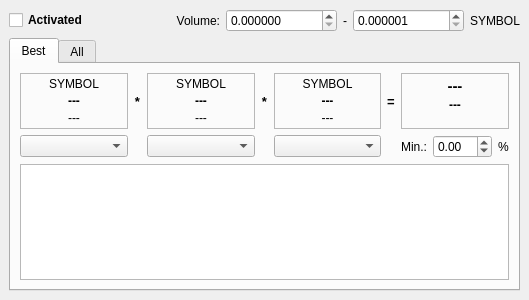
The window that sources/Strategies/TriangularArbitrage/StrategyWindow.ui (alimogh/trdk) describes before a commit, drawn with Qt 5.
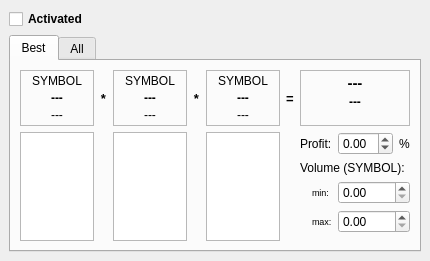
The same window after the commit.

Commit message: Triangular Arbitrage Strategy allows to set several exchanges (was - only one) for each leg.

Diff of the .ui file:
```diff
--- a/sources/Strategies/TriangularArbitrage/StrategyWindow.ui
+++ b/sources/Strategies/TriangularArbitrage/StrategyWindow.ui
@@ -7,8 +7,8 @@
    <rect>
     <x>0</x>
     <y>0</y>
-    <width>529</width>
-    <height>300</height>
+    <width>430</width>
+    <height>252</height>
    </rect>
   </property>
   <property name="windowTitle">
@@ -44,63 +44,6 @@
         </property>
        </spacer>
       </item>
-      <item>
-       <layout class="QHBoxLayout" name="horizontalLayout_2">
-        <item>
-         <widget class="QLabel" name="maxVolumeLabel">
-          <property name="text">
-           <string>Volume:</string>
-          </property>
-          <property name="alignment">
-           <set>Qt::AlignRight|Qt::AlignTrailing|Qt::AlignVCenter</set>
-          </property>
-         </widget>
-        </item>
-        <item>
-         <widget class="QDoubleSpinBox" name="minVolume">
-          <property name="decimals">
-           <number>6</number>
-          </property>
-          <property name="minimum">
-           <double>0.000000000000000</double>
-          </property>
-          <property name="maximum">
-           <double>100000000.000000000000000</double>
-          </property>
-         </widget>
-        </item>
-        <item>
-         <widget class="QLabel" name="label">
-          <property name="text">
-           <string>-</string>
-          </property>
-          <property name="alignment">
-           <set>Qt::AlignCenter</set>
-          </property>
-         </widget>
-        </item>
-        <item>
-         <widget class="QDoubleSpinBox" name="maxVolume">
-          <property name="decimals">
-           <number>6</number>
-          </property>
-          <property name="minimum">
-           <double>0.000001000000000</double>
-          </property>
-          <property name="maximum">
-           <double>100000000.000000000000000</double>
-          </property>
-         </widget>
-        </item>
-        <item>
-         <widget class="QLabel" name="volumeSymbol">
-          <property name="text">
-           <string notr="true">SYMBOL</string>
-          </property>
-         </widget>
-        </item>
-       </layout>
-      </item>
      </layout>
     </item>
     <item>
@@ -112,27 +55,215 @@
        <attribute name="title">
         <string>Best</string>
        </attribute>
-       <layout class="QVBoxLayout" name="verticalLayout_5">
+       <layout class="QGridLayout" name="_6" columnstretch="1,0,1,0,1,0,1">
+        <item row="0" column="0" rowspan="2">
+         <widget class="QFrame" name="leg1Frame">
+          <property name="frameShape">
+           <enum>QFrame::StyledPanel</enum>
+          </property>
+          <property name="frameShadow">
+           <enum>QFrame::Raised</enum>
+          </property>
+          <layout class="QVBoxLayout" name="_2">
+           <property name="spacing">
+            <number>3</number>
+           </property>
+           <property name="leftMargin">
+            <number>3</number>
+           </property>
+           <property name="topMargin">
+            <number>3</number>
+           </property>
+           <property name="rightMargin">
+            <number>3</number>
+           </property>
+           <property name="bottomMargin">
+            <number>3</number>
+           </property>
         <item>
-         <layout class="QGridLayout" name="gridLayout" columnstretch="1,0,1,0,1,0,1">
-          <item row="0" column="1">
-           <widget class="QLabel" name="label_9">
+            <widget class="QLabel" name="leg1Symbol">
+             <property name="text">
+              <string notr="true">SYMBOL</string>
+             </property>
+             <property name="alignment">
+              <set>Qt::AlignCenter</set>
+             </property>
+            </widget>
+           </item>
+           <item>
+            <widget class="QLabel" name="leg1BestPrice">
             <property name="font">
              <font>
-              <pointsize>10</pointsize>
+               <pointsize>9</pointsize>
               <weight>75</weight>
               <bold>true</bold>
              </font>
             </property>
             <property name="text">
-             <string notr="true">*</string>
+              <string notr="true">---</string>
             </property>
             <property name="alignment">
              <set>Qt::AlignCenter</set>
             </property>
            </widget>
           </item>
-          <item row="0" column="6">
+           <item>
+            <widget class="QLabel" name="leg1BestExchange">
+             <property name="font">
+              <font>
+               <pointsize>9</pointsize>
+              </font>
+             </property>
+             <property name="text">
+              <string notr="true">---</string>
+             </property>
+             <property name="alignment">
+              <set>Qt::AlignCenter</set>
+             </property>
+            </widget>
+           </item>
+          </layout>
+         </widget>
+        </item>
+        <item row="0" column="2" rowspan="2">
+         <widget class="QFrame" name="leg2Frame">
+          <property name="frameShape">
+           <enum>QFrame::StyledPanel</enum>
+          </property>
+          <property name="frameShadow">
+           <enum>QFrame::Raised</enum>
+          </property>
+          <layout class="QVBoxLayout" name="_3">
+           <property name="spacing">
+            <number>3</number>
+           </property>
+           <property name="leftMargin">
+            <number>3</number>
+           </property>
+           <property name="topMargin">
+            <number>3</number>
+           </property>
+           <property name="rightMargin">
+            <number>3</number>
+           </property>
+           <property name="bottomMargin">
+            <number>3</number>
+           </property>
+           <item>
+            <widget class="QLabel" name="leg2Symbol">
+             <property name="text">
+              <string notr="true">SYMBOL</string>
+             </property>
+             <property name="alignment">
+              <set>Qt::AlignCenter</set>
+             </property>
+            </widget>
+           </item>
+           <item>
+            <widget class="QLabel" name="leg2BestPrice">
+             <property name="font">
+              <font>
+               <pointsize>9</pointsize>
+               <weight>75</weight>
+               <bold>true</bold>
+              </font>
+             </property>
+             <property name="text">
+              <string notr="true">---</string>
+             </property>
+             <property name="alignment">
+              <set>Qt::AlignCenter</set>
+             </property>
+            </widget>
+           </item>
+           <item>
+            <widget class="QLabel" name="leg2BestExchange">
+             <property name="font">
+              <font>
+               <pointsize>9</pointsize>
+              </font>
+             </property>
+             <property name="text">
+              <string notr="true">---</string>
+             </property>
+             <property name="alignment">
+              <set>Qt::AlignCenter</set>
+             </property>
+            </widget>
+           </item>
+          </layout>
+         </widget>
+        </item>
+        <item row="0" column="4" rowspan="2">
+         <widget class="QFrame" name="leg3Frame">
+          <property name="frameShape">
+           <enum>QFrame::StyledPanel</enum>
+          </property>
+          <property name="frameShadow">
+           <enum>QFrame::Raised</enum>
+          </property>
+          <layout class="QVBoxLayout" name="_4">
+           <property name="spacing">
+            <number>3</number>
+           </property>
+           <property name="leftMargin">
+            <number>3</number>
+           </property>
+           <property name="topMargin">
+            <number>3</number>
+           </property>
+           <property name="rightMargin">
+            <number>3</number>
+           </property>
+           <property name="bottomMargin">
+            <number>3</number>
+           </property>
+           <item>
+            <widget class="QLabel" name="leg3Symbol">
+             <property name="text">
+              <string notr="true">SYMBOL</string>
+             </property>
+             <property name="alignment">
+              <set>Qt::AlignCenter</set>
+             </property>
+            </widget>
+           </item>
+           <item>
+            <widget class="QLabel" name="leg3BestPrice">
+             <property name="font">
+              <font>
+               <pointsize>9</pointsize>
+               <weight>75</weight>
+               <bold>true</bold>
+              </font>
+             </property>
+             <property name="text">
+              <string notr="true">---</string>
+             </property>
+             <property name="alignment">
+              <set>Qt::AlignCenter</set>
+             </property>
+            </widget>
+           </item>
+           <item>
+            <widget class="QLabel" name="leg3BestExchange">
+             <property name="font">
+              <font>
+               <pointsize>9</pointsize>
+              </font>
+             </property>
+             <property name="text">
+              <string notr="true">---</string>
+             </property>
+             <property name="alignment">
+              <set>Qt::AlignCenter</set>
+             </property>
+            </widget>
+           </item>
+          </layout>
+         </widget>
+        </item>
+        <item row="0" column="6" rowspan="2">
            <widget class="QFrame" name="operationResultFrame">
             <property name="frameShape">
              <enum>QFrame::StyledPanel</enum>
@@ -207,126 +338,40 @@
             </layout>
            </widget>
           </item>
-          <item row="1" column="2">
-           <widget class="QComboBox" name="middleExchange">
-            <property name="sizeAdjustPolicy">
-             <enum>QComboBox::AdjustToContents</enum>
+        <item row="2" column="6">
+         <layout class="QGridLayout" name="gridLayout" columnstretch="0,0,0,0">
+          <item row="2" column="1">
+           <widget class="QLabel" name="label_2">
+            <property name="font">
+             <font>
+              <pointsize>7</pointsize>
+             </font>
+            </property>
+            <property name="text">
+             <string>min:</string>
             </property>
            </widget>
           </item>
-          <item row="1" column="4">
-           <widget class="QComboBox" name="finishExchange">
-            <property name="sizeAdjustPolicy">
-             <enum>QComboBox::AdjustToContents</enum>
+          <item row="4" column="1">
+           <widget class="QLabel" name="label">
+            <property name="font">
+             <font>
+              <pointsize>7</pointsize>
+             </font>
+            </property>
+            <property name="text">
+             <string>max:</string>
             </property>
            </widget>
           </item>
           <item row="0" column="3">
-           <widget class="QLabel" name="label_10">
-            <property name="font">
-             <font>
-              <pointsize>10</pointsize>
-              <weight>75</weight>
-              <bold>true</bold>
-             </font>
-            </property>
+           <widget class="QLabel" name="minProfitUnitsLabel">
             <property name="text">
-             <string notr="true">*</string>
-            </property>
-            <property name="alignment">
-             <set>Qt::AlignCenter</set>
+             <string>%</string>
             </property>
            </widget>
           </item>
           <item row="0" column="2">
-           <widget class="QFrame" name="leg2Frame">
-            <property name="frameShape">
-             <enum>QFrame::StyledPanel</enum>
-            </property>
-            <property name="frameShadow">
-             <enum>QFrame::Raised</enum>
-            </property>
-            <layout class="QVBoxLayout" name="_3">
-             <property name="spacing">
-              <number>3</number>
-             </property>
-             <property name="leftMargin">
-              <number>3</number>
-             </property>
-             <property name="topMargin">
-              <number>3</number>
-             </property>
-             <property name="rightMargin">
-              <number>3</number>
-             </property>
-             <property name="bottomMargin">
-              <number>3</number>
-             </property>
-             <item>
-              <widget class="QLabel" name="leg2Symbol">
-               <property name="text">
-                <string notr="true">SYMBOL</string>
-               </property>
-               <property name="alignment">
-                <set>Qt::AlignCenter</set>
-               </property>
-              </widget>
-             </item>
-             <item>
-              <widget class="QLabel" name="leg2BestPrice">
-               <property name="font">
-                <font>
-                 <pointsize>9</pointsize>
-                 <weight>75</weight>
-                 <bold>true</bold>
-                </font>
-               </property>
-               <property name="text">
-                <string notr="true">---</string>
-               </property>
-               <property name="alignment">
-                <set>Qt::AlignCenter</set>
-               </property>
-              </widget>
-             </item>
-             <item>
-              <widget class="QLabel" name="leg2BestExchange">
-               <property name="font">
-                <font>
-                 <pointsize>9</pointsize>
-                </font>
-               </property>
-               <property name="text">
-                <string notr="true">---</string>
-               </property>
-               <property name="alignment">
-                <set>Qt::AlignCenter</set>
-               </property>
-              </widget>
-             </item>
-            </layout>
-           </widget>
-          </item>
-          <item row="1" column="0">
-           <widget class="QComboBox" name="startExchange">
-            <property name="sizeAdjustPolicy">
-             <enum>QComboBox::AdjustToContents</enum>
-            </property>
-           </widget>
-          </item>
-          <item row="1" column="6">
-           <layout class="QHBoxLayout" name="horizontalLayout" stretch="0,1,0">
-            <item>
-             <widget class="QLabel" name="minProfitLabel">
-              <property name="text">
-               <string>Min.:</string>
-              </property>
-              <property name="alignment">
-               <set>Qt::AlignRight|Qt::AlignTrailing|Qt::AlignVCenter</set>
-              </property>
-             </widget>
-            </item>
-            <item>
              <widget class="QDoubleSpinBox" name="minProfit">
               <property name="minimum">
                <double>-5.000000000000000</double>
@@ -339,85 +384,62 @@
               </property>
              </widget>
             </item>
-            <item>
-             <widget class="QLabel" name="minProfitUnitsLabel">
+          <item row="0" column="0" colspan="2">
+           <widget class="QLabel" name="minProfitLabel">
               <property name="text">
-               <string>%</string>
+             <string>Profit:</string>
               </property>
              </widget>
             </item>
-           </layout>
-          </item>
-          <item row="0" column="4">
-           <widget class="QFrame" name="leg3Frame">
-            <property name="frameShape">
-             <enum>QFrame::StyledPanel</enum>
-            </property>
-            <property name="frameShadow">
-             <enum>QFrame::Raised</enum>
-            </property>
-            <layout class="QVBoxLayout" name="_4">
-             <property name="spacing">
-              <number>3</number>
-             </property>
-             <property name="leftMargin">
-              <number>3</number>
-             </property>
-             <property name="topMargin">
-              <number>3</number>
-             </property>
-             <property name="rightMargin">
-              <number>3</number>
-             </property>
-             <property name="bottomMargin">
-              <number>3</number>
-             </property>
-             <item>
-              <widget class="QLabel" name="leg3Symbol">
+          <item row="1" column="0" colspan="4">
+           <widget class="QLabel" name="volumeSymbol">
                <property name="text">
-                <string notr="true">SYMBOL</string>
-               </property>
-               <property name="alignment">
-                <set>Qt::AlignCenter</set>
-               </property>
-              </widget>
-             </item>
-             <item>
-              <widget class="QLabel" name="leg3BestPrice">
-               <property name="font">
-                <font>
-                 <pointsize>9</pointsize>
-                 <weight>75</weight>
-                 <bold>true</bold>
-                </font>
-               </property>
-               <property name="text">
-                <string notr="true">---</string>
-               </property>
-               <property name="alignment">
-                <set>Qt::AlignCenter</set>
+             <string notr="true">Volume (SYMBOL):</string>
+            </property>
+           </widget>
+          </item>
+          <item row="2" column="2" colspan="2">
+           <widget class="QDoubleSpinBox" name="minVolume">
+            <property name="decimals">
+             <number>2</number>
+            </property>
+            <property name="minimum">
+             <double>0.000000000000000</double>
+            </property>
+            <property name="maximum">
+             <double>1000.000000000000000</double>
                </property>
               </widget>
              </item>
-             <item>
-              <widget class="QLabel" name="leg3BestExchange">
-               <property name="font">
-                <font>
-                 <pointsize>9</pointsize>
-                </font>
-               </property>
-               <property name="text">
-                <string notr="true">---</string>
-               </property>
-               <property name="alignment">
-                <set>Qt::AlignCenter</set>
+          <item row="4" column="2" colspan="2">
+           <widget class="QDoubleSpinBox" name="maxVolume">
+            <property name="decimals">
+             <number>2</number>
+            </property>
+            <property name="minimum">
+             <double>0.000000000000000</double>
+            </property>
+            <property name="maximum">
+             <double>1000.000000000000000</double>
                </property>
               </widget>
              </item>
             </layout>
-           </widget>
-          </item>
-          <item row="0" column="5">
+        </item>
+        <item row="3" column="6">
+         <spacer name="verticalSpacer">
+          <property name="orientation">
+           <enum>Qt::Vertical</enum>
+          </property>
+          <property name="sizeHint" stdset="0">
+           <size>
+            <width>20</width>
+            <height>45</height>
+           </size>
+          </property>
+         </spacer>
+        </item>
+        <item row="0" column="5" rowspan="2">
            <widget class="QLabel" name="label_11">
             <property name="font">
              <font>
@@ -434,89 +456,73 @@
             </property>
            </widget>
           </item>
-          <item row="0" column="0">
-           <widget class="QFrame" name="leg1Frame">
-            <property name="frameShape">
-             <enum>QFrame::StyledPanel</enum>
-            </property>
-            <property name="frameShadow">
-             <enum>QFrame::Raised</enum>
-            </property>
-            <layout class="QVBoxLayout" name="_2">
-             <property name="spacing">
-              <number>3</number>
-             </property>
-             <property name="leftMargin">
-              <number>3</number>
-             </property>
-             <property name="topMargin">
-              <number>3</number>
-             </property>
-             <property name="rightMargin">
-              <number>3</number>
-             </property>
-             <property name="bottomMargin">
-              <number>3</number>
-             </property>
-             <item>
-              <widget class="QLabel" name="leg1Symbol">
+        <item row="0" column="3" rowspan="2">
+         <widget class="QLabel" name="label_10">
+          <property name="font">
+           <font>
+            <pointsize>10</pointsize>
+            <weight>75</weight>
+            <bold>true</bold>
+           </font>
+          </property>
                <property name="text">
-                <string notr="true">SYMBOL</string>
+           <string notr="true">*</string>
                </property>
                <property name="alignment">
                 <set>Qt::AlignCenter</set>
                </property>
               </widget>
              </item>
-             <item>
-              <widget class="QLabel" name="leg1BestPrice">
+        <item row="0" column="1" rowspan="2">
+         <widget class="QLabel" name="label_9">
                <property name="font">
                 <font>
-                 <pointsize>9</pointsize>
+            <pointsize>10</pointsize>
                  <weight>75</weight>
                  <bold>true</bold>
                 </font>
                </property>
                <property name="text">
-                <string notr="true">---</string>
+           <string notr="true">*</string>
                </property>
                <property name="alignment">
                 <set>Qt::AlignCenter</set>
                </property>
               </widget>
              </item>
-             <item>
-              <widget class="QLabel" name="leg1BestExchange">
+        <item row="2" column="0" rowspan="2">
+         <widget class="QListWidget" name="startExchanges">
                <property name="font">
                 <font>
-                 <pointsize>9</pointsize>
-                </font>
-               </property>
-               <property name="text">
-                <string notr="true">---</string>
-               </property>
-               <property name="alignment">
-                <set>Qt::AlignCenter</set>
-               </property>
-              </widget>
-             </item>
-            </layout>
-           </widget>
-          </item>
-         </layout>
-        </item>
-        <item>
-         <widget class="QPlainTextEdit" name="events">
+            <pointsize>8</pointsize>
+           </font>
+          </property>
+          <property name="selectionMode">
+           <enum>QAbstractItemView::MultiSelection</enum>
+          </property>
+         </widget>
+        </item>
+        <item row="2" column="2" rowspan="2">
+         <widget class="QListWidget" name="middleExchanges">
+          <property name="font">
+           <font>
+            <pointsize>8</pointsize>
+           </font>
+          </property>
+          <property name="selectionMode">
+           <enum>QAbstractItemView::MultiSelection</enum>
+          </property>
+         </widget>
+        </item>
+        <item row="2" column="4" rowspan="2">
+         <widget class="QListWidget" name="finishExchanges">
           <property name="font">
            <font>
-            <family>Lucida Console</family>
+            <pointsize>8</pointsize>
            </font>
           </property>
-          <property name="lineWrapMode">
-           <enum>QPlainTextEdit::NoWrap</enum>
-          </property>
-          <property name="readOnly">
-           <bool>true</bool>
+          <property name="selectionMode">
+           <enum>QAbstractItemView::MultiSelection</enum>
           </property>
          </widget>
         </item>
```
Left out of the diff: 7 changed lines with no effect on the pictures. Lines whose indentation alone changed are shown as unchanged. The commit also changes 5 other files.
